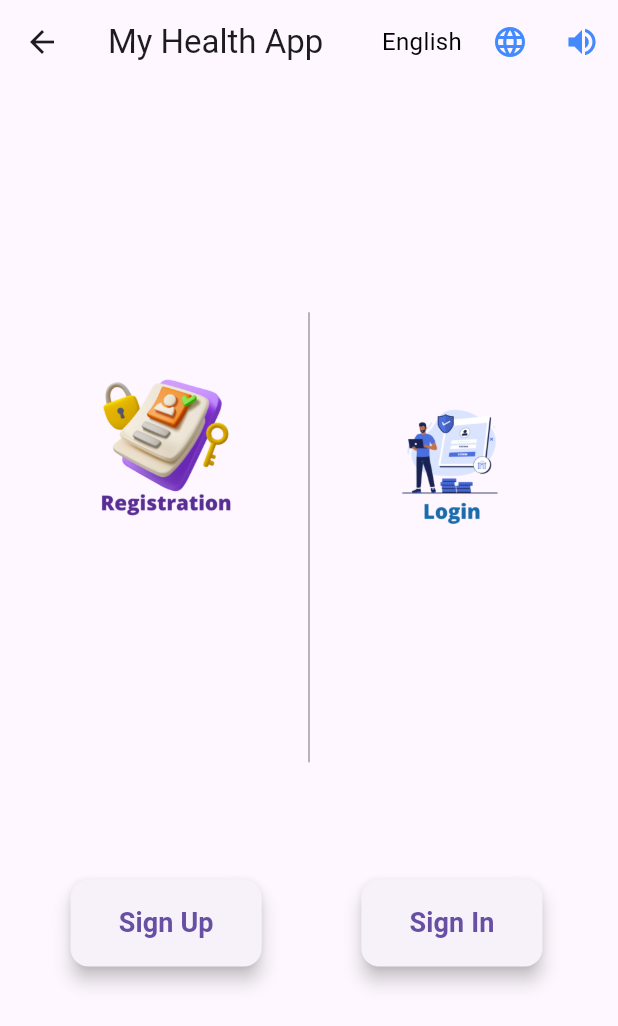
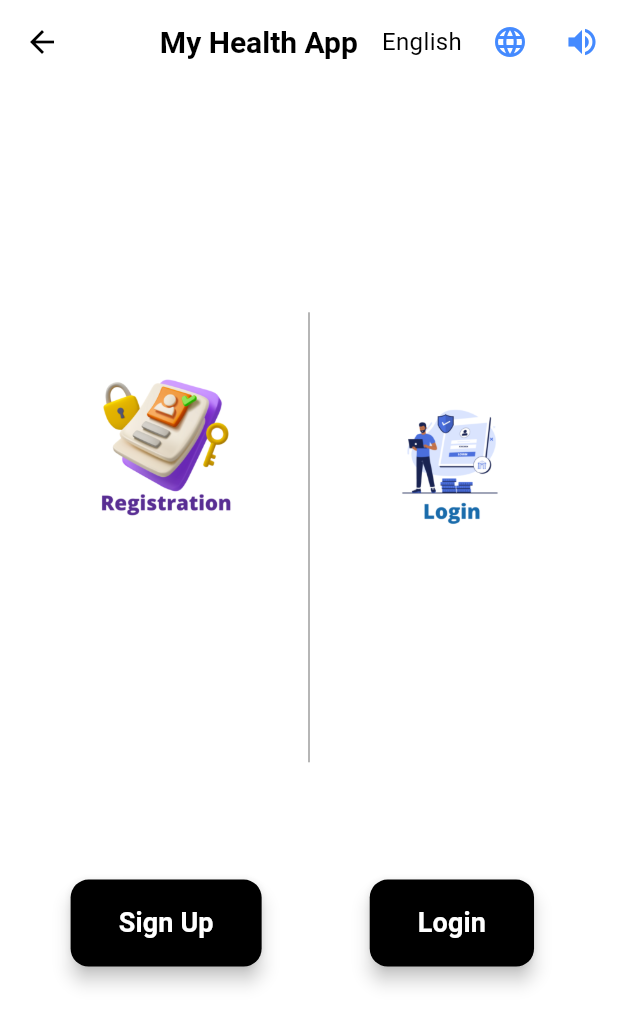
Before and after one commit to guruits/healthcare_app, a Flutter app: the Login screen opened directly, after a tap on the "arrow back" icon, on a phone screen of 412 x 824 dp. Shown: the top 1026 px of the screen. Run offline on Flutter 3.47's test engine with Material 3 defaults, Android fonts, the light colour scheme and no system bars; our stand-ins replace camera, file_picker, flutter_easyloading, flutter_tts, image_picker, pdf and 4 more; missing offline and left inert: flutter_pdfview, flutter_signature_pad, google_mlkit_text_recognition; accounts and stored records are empty; generated files the repository leaves out were written again; Roboto replaces fonts that are missing (Outfit).

Commit message:
login page UI modified

```diff
--- a/health/lib/l10n/app_en.arb
+++ b/health/lib/l10n/app_en.arb
@@ -1,7 +1,7 @@
 {
   "english": "English",
   "appTitle": "My Health App",
-  "login": "Sign In",
+  "login": "Login",
   "signUp": "Sign Up",
 
   "register_success": "Register Successful",
--- a/health/lib/presentation/screens/home.dart
+++ b/health/lib/presentation/screens/home.dart
@@ -38,8 +38,16 @@ class _HomeState extends State<Home> {
     print('Login text: ${localizations.login}');
 
     return Scaffold(
+      backgroundColor: Colors.white,
       appBar: AppBar(
-        title: Text(localizations.appTitle),
+        title: Text(
+          localizations.appTitle,
+          style: TextStyle(
+            fontSize: 20,
+            fontWeight: FontWeight.bold,
+            color: Colors.black,
+          ),
+        ),
         actions: [
           LanguageToggle(),
         ],
@@ -69,6 +77,8 @@ class _HomeState extends State<Home> {
                       );
                     },
                     style: ElevatedButton.styleFrom(
+                      backgroundColor: Colors.black,
+                      foregroundColor: Colors.white,
                       shadowColor: Colors.black,
                       elevation: 5,
                       shape: RoundedRectangleBorder(
@@ -114,6 +124,8 @@ class _HomeState extends State<Home> {
                       );
                     },
                     style: ElevatedButton.styleFrom(
+                      backgroundColor: Colors.black,
+                      foregroundColor: Colors.white,
                       shadowColor: Colors.black,
                       elevation: 5,
                       shape: RoundedRectangleBorder(
--- a/health/lib/presentation/screens/login.dart
+++ b/health/lib/presentation/screens/login.dart
@@ -23,6 +23,7 @@ class _LoginState extends State<Login> {
   final _formKey = GlobalKey<FormState>();
   bool _isPasswordVisible = false;
   bool _showPasswordField = false;
+  bool _isLoading = false;
   String? _selectedAuthMethod;
 
   @override
@@ -37,6 +38,16 @@ class _LoginState extends State<Login> {
     );
   }
 
+  Future<void> handlePhoneValidation(bool isValid, String phoneNumber) async {
+    setState(() {
+      _controller.isPhoneEntered = isValid;
+      _controller.showContinueButton = isValid;
+    });
+
+    if (isValid) {
+      _controller.phoneController.text = phoneNumber;
+    }
+  }
   Future<void> checkPassword() async {
     if (_controller.selectedUser.isNotEmpty) {
       final storedPassword = _controller.userData[_controller.selectedUser]?['Password'];
@@ -44,33 +55,110 @@ class _LoginState extends State<Login> {
         proceedToStart();
       } else {
         ScaffoldMessenger.of(context).showSnackBar(
-          SnackBar(content: Text('Password does not match')),
+          SnackBar(
+            content: Text(
+              'Password does not match',
+              style: TextStyle(color: Colors.white),
+            ),
+            backgroundColor: Colors.red,
+          ),
         );
       }
     }
   }
 
-  Future<void> handleFaceID() async {
-    await Future.delayed(Duration(seconds: 1));
-    proceedToStart();
+  Future<void> fetchUserData() async {
+    if (!_controller.isPhoneEntered) return;
+
+    setState(() {
+      _isLoading = true;
+    });
+
+    try {
+      final userData = await _controller.fetchUserDetails(_controller.phoneController.text);
+
+      setState(() {
+        _controller.userData = userData;
+        _isLoading = false;
+
+        if (userData.isEmpty) {
+          ScaffoldMessenger.of(context).showSnackBar(
+            SnackBar(
+              content: Text(
+                AppLocalizations.of(context)?.choose_user ?? 'No user found with this number',
+                style: TextStyle(color: Colors.white),
+              ),
+              backgroundColor: Colors.red,
+            ),
+          );
+          return;
         }
 
-  void proceedToStart() {
-    _controller.saveUserDetails(
-      _controller.selectedUser,
-      _controller.userData[_controller.selectedUser]?['Role'] ?? '',
-    ).then((_) => navigateToScreen(Start()));
+        _controller.phoneReadOnly = true;
+        _controller.showContinueButton = false;
+
+        // If only one user found, select it and show auth dialog
+        if (userData.length == 1) {
+          _controller.selectedUser = userData.keys.first;
+          showAuthMethodDialog();
+        } else {
+          // If multiple users found, show user selection dialog
+          showUserSelectionDialog(context);
         }
+      });
+    } catch (e) {
+      setState(() {
+        _isLoading = false;
+      });
 
+      ScaffoldMessenger.of(context).showSnackBar(
+        SnackBar(
+          content: Text(
+            'Error fetching user data: ${e.toString()}',
+            style: TextStyle(color: Colors.white),
+          ),
+          backgroundColor: Colors.red,
+        ),
+      );
+    }
+  }
   Future<void> showAuthMethodDialog() async {
+    final localizations = AppLocalizations.of(context);
+    if (localizations == null) return;
+
     return showDialog(
       context: context,
       builder: (BuildContext context) {
+        final dob = _controller.userData[_controller.selectedUser]?['DOB'] ?? '';
+        final age = calculateAge(dob);
+
         return AlertDialog(
-          title: Text('Choose Authentication Method'),
-          content: Column(
+          content: SingleChildScrollView(
+            child: Column(
               mainAxisSize: MainAxisSize.min,
+              crossAxisAlignment: CrossAxisAlignment.start,
               children: [
+                // User Information Section
+                Text(
+                  localizations.user_information,
+                  style: TextStyle(fontSize: 18, fontWeight: FontWeight.bold),
+                ),
+                SizedBox(height: 10),
+                Text('${localizations.aadhar}: ${_controller.userData[_controller.selectedUser]?['Aadhar'] ?? ''}'),
+                Text('${localizations.full_name}: ${_controller.userData[_controller.selectedUser]?['FullName'] ?? ''}'),
+                Text('${localizations.dob}: ${_controller.userData[_controller.selectedUser]?['DOB'] ?? ''}'),
+                Text('Age: $age years'), // Added age display
+                Text('${localizations.address}: ${_controller.userData[_controller.selectedUser]?['Address'] ?? ''}'),
+                Text('${localizations.role}: ${_controller.userData[_controller.selectedUser]?['Role'] ?? ''}'),
+
+                Divider(height: 30),
+
+                // Authentication Methods Section
+                Text(
+                  'Choose Authentication Method',
+                  style: TextStyle(fontSize: 18, fontWeight: FontWeight.bold),
+                ),
+                SizedBox(height: 10),
                 ListTile(
                   leading: Icon(Icons.password),
                   title: Text('Password'),
@@ -96,6 +184,70 @@ class _LoginState extends State<Login> {
                 ),
               ],
             ),
+          ),
+        );
+      },
+    );
+  }
+  int calculateAge(String dob) {
+    try {
+      List<String> dateParts = dob.split('-');
+      if (dateParts.length != 3) return 0;
+
+      int day = int.parse(dateParts[0]);
+      int month = int.parse(dateParts[1]);
+      int year = int.parse(dateParts[2]);
+
+      final birthDate = DateTime(year, month, day);
+      final currentDate = DateTime.now();
+
+      int age = currentDate.year - birthDate.year;
+
+      if (currentDate.month < birthDate.month ||
+          (currentDate.month == birthDate.month && currentDate.day < birthDate.day)) {
+        age--;
+      }
+      return age;
+    } catch (e) {
+      return 0;
+    }
+  }
+
+  Future<void> handleFaceID() async {
+    await Future.delayed(Duration(seconds: 1));
+    proceedToStart();
+  }
+  void proceedToStart() {
+    _controller.saveUserDetails(
+      _controller.selectedUser,
+      _controller.userData[_controller.selectedUser]?['Role'] ?? '',
+    ).then((_) => navigateToScreen(Start()));
+  }
+
+  void showUserSelectionDialog(BuildContext context) {
+    showDialog(
+      context: context,
+      builder: (BuildContext context) {
+        return AlertDialog(
+          title: Text("Select User"),
+          content: Container(
+            width: double.maxFinite,
+            child: ListView(
+              shrinkWrap: true,
+              children: _controller.userData.keys.map((String user) {
+                return ListTile(
+                  title: Text(user),
+                  onTap: () {
+                    setState(() {
+                      _controller.selectedUser = user;
+                    });
+                    Navigator.pop(context);
+                    showAuthMethodDialog();
+                  },
+                );
+              }).toList(),
+            ),
+          ),
         );
       },
     );
@@ -107,6 +259,7 @@ class _LoginState extends State<Login> {
     if (localizations == null) return Container();
 
     return Scaffold(
+      backgroundColor: Colors.white,
       appBar: AppBar(
         leading: IconButton(
           icon: Icon(Icons.arrow_back),
@@ -117,111 +270,43 @@ class _LoginState extends State<Login> {
       body: SingleChildScrollView(
         child: Padding(
           padding: const EdgeInsets.all(16.0),
-          child: Row(
+          child: Column(
             children: [
-              Expanded(
+              Center(
                 child: Image.asset(
                   'assets/images/login.png',
                   height: 300,
                 ),
               ),
-              Expanded(
-                child: Form(
+              const SizedBox(height: 22),
+              Form(
                 key: _formKey,
                 child: Column(
                   mainAxisAlignment: MainAxisAlignment.center,
-                    crossAxisAlignment: CrossAxisAlignment.start,
+                  crossAxisAlignment: CrossAxisAlignment.center,
                   children: [
                     PhoneInputWidget(
-                        onPhoneValidated: (bool isValid, String phoneNumber) async {
-                          setState(() {
-                            _controller.isPhoneEntered = isValid;
-                            _controller.showContinueButton = isValid;
-                          });
-
-                          if (isValid) {
-                            _controller.phoneController.text = phoneNumber;
-                             {
-                              final userData = await _controller.fetchUserDetails(phoneNumber);
-                              setState(() {
-                                _controller.userData = userData;
-                              });
-                            } /*catch (e) {
-                              ScaffoldMessenger.of(context).showSnackBar(
-                                SnackBar(content: Text('Error fetching user details: $e')),
-                              );
-                            }*/
-                          }
-                        },
+                      onPhoneValidated: handlePhoneValidation,
                     ),
                     SizedBox(height: 20),
 
                     if (_controller.showContinueButton)
                       ElevatedButton(
-                          onPressed: () {
-                            setState(() {
-                              _controller.phoneReadOnly = true;
-                              _controller.showContinueButton = false;
-                              _controller.showUserDropdown = true;
-                            });
-                          },
-                          child: Text(localizations.continueButton),
+                        onPressed: _isLoading ? null : fetchUserData,
+                        style: ElevatedButton.styleFrom(
+                          backgroundColor: Colors.black,
+                          foregroundColor: Colors.white,
+                          shadowColor: Colors.black,
+                          elevation: 5,
+                          shape: RoundedRectangleBorder(
+                            borderRadius: BorderRadius.circular(12),
                           ),
-                      SizedBox(height: 20),
-                      if (_controller.showUserDropdown) ...[
-                        Container(
-                          width: double.infinity,
-                          padding: EdgeInsets.symmetric(horizontal: 12),
-                          decoration: BoxDecoration(
-                            border: Border.all(color: Colors.grey),
-                            borderRadius: BorderRadius.circular(5),
+                          padding: const EdgeInsets.symmetric(
+                              horizontal: 32, vertical: 16),
                         ),
-                          child: DropdownButtonHideUnderline(
-                            child: DropdownButton<String>(
-                              isExpanded: true,
-                              hint: Text(localizations.choose_user),
-                              value: _controller.selectedUser.isNotEmpty ? _controller.selectedUser : null,
-                              items: _controller.userData.keys.map((String user) {
-                                return DropdownMenuItem<String>(
-                                  value: user,
-                                  child: Text(user),
-                                );
-                              }).toList(),
-                              onChanged: (String? newUser) {
-                                setState(()  {
-                                  _controller.selectedUser = newUser ?? '';
-                                  if (newUser != null) {
-                                    showAuthMethodDialog();
-                                  }
-                                });
-                              },
-                            ),
-                          ),
-                        ),
-                        SizedBox(height: 20),
-                      ],
-
-                      if (_controller.selectedUser.isNotEmpty)
-                        Card(
-                          elevation: 3,
-                          child: Padding(
-                            padding: const EdgeInsets.all(16.0),
-                            child: Column(
-                              crossAxisAlignment: CrossAxisAlignment.start,
-                              children: [
-                                Text(
-                                  localizations.user_information,
-                                  style: TextStyle(fontSize: 18, fontWeight: FontWeight.bold),
-                                ),
-                                SizedBox(height: 10),
-                                Text('${localizations.aadhar}: ${_controller.userData[_controller.selectedUser]?['Aadhar'] ?? ''}'),
-                                Text('${localizations.full_name}: ${_controller.userData[_controller.selectedUser]?['FullName'] ?? ''}'),
-                                Text('${localizations.dob}: ${_controller.userData[_controller.selectedUser]?['DOB'] ?? ''}'),
-                                Text('${localizations.address}: ${_controller.userData[_controller.selectedUser]?['Address'] ?? ''}'),
-                                Text('${localizations.role}: ${_controller.userData[_controller.selectedUser]?['Role'] ?? ''}'),
-                              ],
-                            ),
-                          ),
+                        child: _isLoading
+                            ? CircularProgressIndicator(color: Colors.white)
+                            : Text(localizations.continueButton),
                       ),
 
                     if (_showPasswordField) ...[
@@ -230,25 +315,39 @@ class _LoginState extends State<Login> {
                         controller: _passwordController,
                         obscureText: !_isPasswordVisible,
                         decoration: InputDecoration(
-                            //labelText: localizations.password ?? 'Password',
-                            border: OutlineInputBorder(),
+                          border: OutlineInputBorder(
+                              borderRadius: BorderRadius.circular(33.6)
+                          ),
                           suffixIcon: IconButton(
                             icon: Icon(_isPasswordVisible ? Icons.visibility : Icons.visibility_off),
                             onPressed: () => setState(() => _isPasswordVisible = !_isPasswordVisible),
                           ),
                         ),
-                          onFieldSubmitted: (_) => checkPassword(),
+                        onFieldSubmitted: (_) => (),
                       ),
                       SizedBox(height: 20),
                       ElevatedButton(
                         onPressed: checkPassword,
-                          child: Text(localizations.login ?? 'Login'),
+                        child: Text(
+                          localizations.login ?? 'Login',
+                          style: TextStyle(color: Colors.white),
+                        ),
+                        style: ElevatedButton.styleFrom(
+                          backgroundColor: Colors.black,
+                          foregroundColor: Colors.white,
+                          shadowColor: Colors.black,
+                          elevation: 5,
+                          shape: RoundedRectangleBorder(
+                            borderRadius: BorderRadius.circular(12),
+                          ),
+                          padding: const EdgeInsets.symmetric(
+                              horizontal: 32, vertical: 16),
+                        ),
                       ),
                     ],
 
                     SizedBox(height: 20),
-                      Center(
-                        child: TextButton(
+                    TextButton(
                       onPressed: () async {
                         _languageController.speakText(localizations.create_account);
                         await Future.delayed(Duration(milliseconds: 1200));
@@ -258,12 +357,10 @@ class _LoginState extends State<Login> {
                       },
                       child: Text(
                         localizations.create_account,
-                            style: TextStyle(color: Colors.blue),
-                          ),
+                        style: TextStyle(color: Colors.black),
                       ),
                     ),
                   ],
-                  ),
                 ),
               ),
             ],
--- a/health/lib/presentation/widgets/phonenumber.widgets.dart
+++ b/health/lib/presentation/widgets/phonenumber.widgets.dart
@@ -71,9 +71,43 @@ class _PhoneInputWidgetState extends State<PhoneInputWidget> {
   void _validatePhone(String value) {
     final fullPhoneNumber = "$phoneNumberPrefix$value";
     setState(() {
-      isPhoneValid = phoneRegex.hasMatch(fullPhoneNumber);
+      isPhoneValid = value.length == maxLength && phoneRegex.hasMatch(value);
     });
     widget.onPhoneValidated(isPhoneValid, fullPhoneNumber);
+  }
+
+
+  Future<void> _selectCountry() async {
+    final String? selected = await showDialog<String>(
+      context: context,
+      builder: (BuildContext context) {
+        return AlertDialog(
+          title: Text(AppLocalizations.of(context)!.select_country),
+          content: SingleChildScrollView(
+            child: ListBody(
+              children: countryPrefixes.keys
+                  .map(
+                    (country) => ListTile(
+                  title: Text(country),
+                  onTap: () {
+                    Navigator.pop(context, country);
+                  },
+                ),
+              )
+                  .toList(),
+            ),
+          ),
+        );
+      },
+    );
+
+    if (selected != null) {
+      setState(() {
+        selectedCountry = selected;
+        _updateValidationLogic();
+        _validatePhone(_phoneController.text);
+      });
+    }
   }
 
   @override
@@ -81,44 +115,38 @@ class _PhoneInputWidgetState extends State<PhoneInputWidget> {
     final localizations = AppLocalizations.of(context)!;
     return Column(
       children: [
-        Container(
-          child: Column(
-            crossAxisAlignment: CrossAxisAlignment.start,
+        SizedBox(height: 20),
+        Row(
           children: [
-              DropdownButtonHideUnderline(
-                child: DropdownButtonFormField<String>(
-                  value: selectedCountry,
-                  decoration: InputDecoration(
-                    labelText: AppLocalizations.of(context)!.select_country,
-                    border: OutlineInputBorder(
-                      borderRadius: BorderRadius.circular(8.0),
+            GestureDetector(
+              onTap: _selectCountry,
+              child: Container(
+                padding: EdgeInsets.symmetric(vertical: 10, horizontal: 20),
+                decoration: BoxDecoration(
+                  color: Colors.white, // Background color
+                  borderRadius: BorderRadius.circular(30.0), // Rounded corners
+                  border: Border.all(
+                    color: Colors.black, // Border color
                   ),
                 ),
-                  isExpanded: true,
-                  onChanged: (String? newCountry) {
-                    setState(() {
-                      selectedCountry = newCountry!;
-                      _updateValidationLogic();
-                      _validatePhone(_phoneController.text);
-                    });
-                  },
-                  items: countryPrefixes.keys
-                      .map<DropdownMenuItem<String>>((String country) {
-                    return DropdownMenuItem<String>(
-                      value: country,
-                      child: Text(country),
-                    );
-                  }).toList(),
+                child: Row(
+                  children: [
+                    Text(
+                      selectedCountry, // Display the country code as prefix
+                      style: TextStyle(fontSize: 18, color: Colors.black), // Text color
                     ),
+                    SizedBox(width: 5),
+                    Icon(
+                      Icons.arrow_drop_down,
+                      color: Colors.black, // Drop-down icon color
                     ),
                   ],
                 ),
               ),
-
-
-
-        SizedBox(height: 20),
-        TextFormField(
+            ),
+            SizedBox(width: 10),
+            Expanded(
+              child: TextFormField(
                 controller: _phoneController,
                 keyboardType: TextInputType.phone,
                 inputFormatters: [
@@ -128,18 +156,32 @@ class _PhoneInputWidgetState extends State<PhoneInputWidget> {
                 decoration: InputDecoration(
                   labelText: localizations.phone_number,
                   prefixText: "$phoneNumberPrefix ",
-            border: OutlineInputBorder(),
+                  labelStyle: TextStyle(
+                    color: isPhoneValid ? Colors.black : Colors.black,
+                  ),
+                  hintStyle: TextStyle(
+                    color: Colors.grey, // Hint text color
+                  ),
+                  border: OutlineInputBorder(
+                    borderRadius: BorderRadius.circular(30.0),
+                    borderSide: BorderSide(
+                      color: isPhoneValid ? Colors.black : Colors.red,
+                    ),
+                  ),
                   enabledBorder: OutlineInputBorder(
+                    borderRadius: BorderRadius.circular(30.0),
                     borderSide: BorderSide(
-                color: isPhoneValid ? Colors.grey : Colors.red,
+                      color: isPhoneValid ? Colors.black : Colors.red,
                     ),
                   ),
                   focusedBorder: OutlineInputBorder(
+                    borderRadius: BorderRadius.circular(30.0),
                     borderSide: BorderSide(
-                color: isPhoneValid ? Colors.blue : Colors.red,
+                      color: isPhoneValid ? Colors.black : Colors.red,
                     ),
                   ),
                   errorBorder: OutlineInputBorder(
+                    borderRadius: BorderRadius.circular(30.0),
                     borderSide: BorderSide(color: Colors.red),
                   ),
                   helperText: isPhoneValid ? null : 'Invalid phone number format',
@@ -147,6 +189,9 @@ class _PhoneInputWidgetState extends State<PhoneInputWidget> {
                 ),
                 onChanged: _validatePhone,
               ),
+            ),
+          ],
+        ),
       ],
     );
   }
--- a/health/pubspec.yaml
+++ b/health/pubspec.yaml
@@ -30,6 +30,7 @@ dependencies:
   http: ^1.2.2
   mime: ^2.0.0
   path: ^1.9.0
+  flutter_easyloading: ^3.0.5
 
   google_mlkit_text_recognition: ^0.14.0
   #google_mlkit_commons: ^0.9.0
```
Also changed, not shown: health/lib/main.dart (+58 -2 lines), health/lib/presentation/screens/appointments.dart (+5 -3 lines), health/pubspec.lock, 3 other files. Lines whose indentation alone changed are shown as unchanged.
